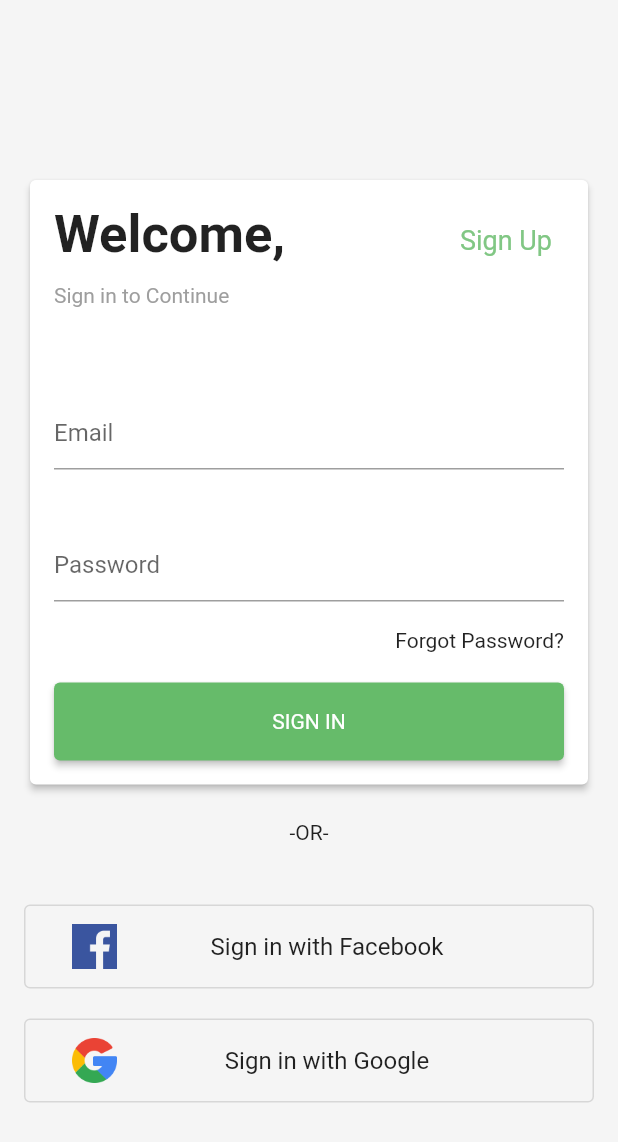
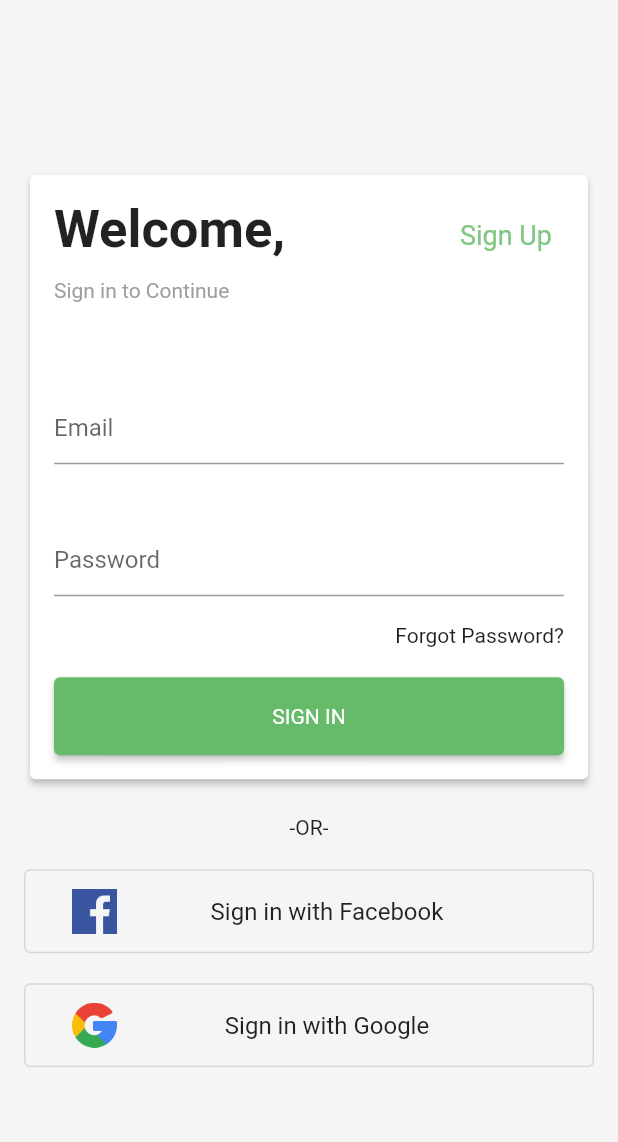
Before and after one commit to ryanrawlinson/savvy_shopper, a Flutter app: the screen it shows after launch, on a phone screen of 412 x 824 dp. Shown: the top 1142 px of the screen. Run offline on Flutter 3.47's test engine with Material 2 defaults, Android fonts, the phone set to English and light mode, and no system bars; our stand-ins replace cached_network_image, firebase_auth, firebase_core, google_sign_in, modal_progress_hud; accounts and stored records are empty.

Commit message:
- Fixed overflow issue on Android

```diff
--- a/lib/screens/login_screen.dart
+++ b/lib/screens/login_screen.dart
@@ -47,10 +47,8 @@ class _LoginScreenState extends State<LoginScreen> {
           child: SafeArea(
             child: Column(
               crossAxisAlignment: CrossAxisAlignment.stretch,
+              mainAxisAlignment: MainAxisAlignment.center,
               children: [
-                SizedBox(
-                  height: 100.0,
-                ),
                 Card(
                     elevation: 2.0,
                     child: Padding(
@@ -194,25 +192,24 @@ class _LoginScreenState extends State<LoginScreen> {
                         ],
                       ),
                     )),
-                SizedBox(
-                  height: 20.0,
-                ),
-                Text(
+                Padding(
+                  padding: EdgeInsets.only(top: 20.0),
+                  child: Text(
                     '-OR-',
                     textAlign: TextAlign.center,
                   ),
-                SizedBox(
-                  height: 40.0,
                 ),
-                SocialSignInTile(
+                Padding(
+                  padding: EdgeInsets.only(top: 20.0),
+                  child: SocialSignInTile(
                     iconPath: 'images/facebook.png',
                     titleText: 'Sign in with Facebook',
                     onPressed: () {},
                   ),
-                SizedBox(
-                  height: 20.0,
                 ),
-                SocialSignInTile(
+                Padding(
+                  padding: EdgeInsets.only(top: 20.0),
+                  child: SocialSignInTile(
                     iconPath: 'images/google.png',
                     titleText: 'Sign in with Google',
                     onPressed: () async {
@@ -236,6 +233,7 @@ class _LoginScreenState extends State<LoginScreen> {
                       }
                     },
                   ),
+                ),
               ],
             ),
           ),
```
Lines whose indentation alone changed are shown as unchanged.
